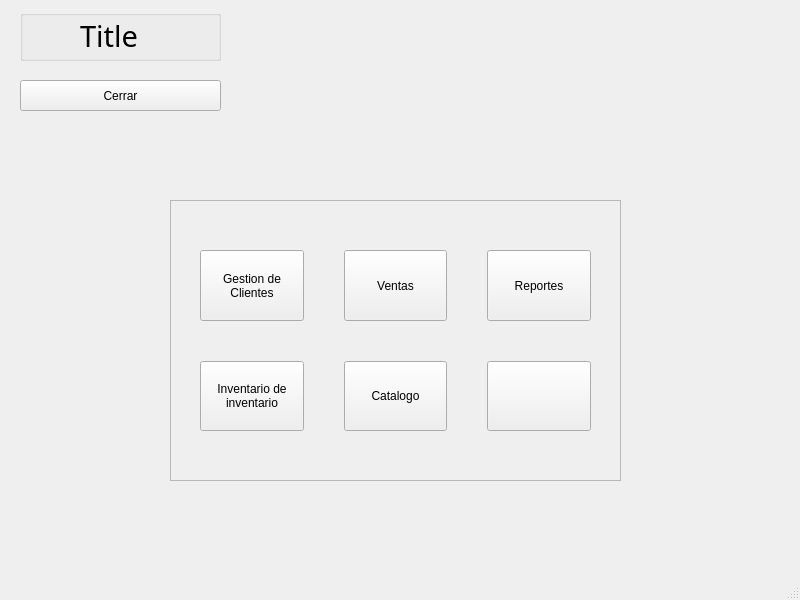
C-Sebastian-M/GLAM_MAKEUP_STORE, file GUI/sub_ventanas/ui/reportes/adminDesigner.ui: the form before one commit.
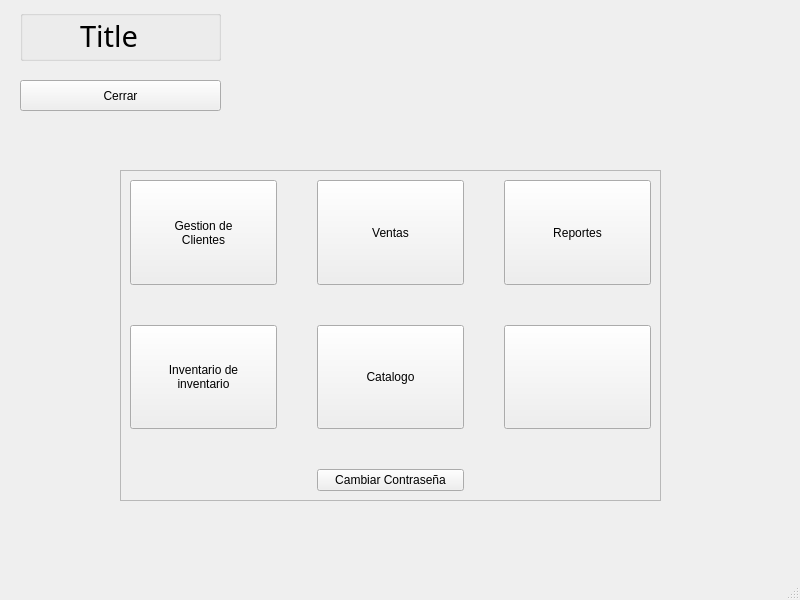
The form after the commit. Icons and pictures are not drawn.

Commit message: Añadiendo boton y ventana para cambiar contraseña

```diff
--- a/GUI/sub_ventanas/ui/reportes/adminDesigner.ui
+++ b/GUI/sub_ventanas/ui/reportes/adminDesigner.ui
@@ -30,10 +30,10 @@
    <widget class="QFrame" name="mainContainer">
     <property name="geometry">
      <rect>
-      <x>170</x>
-      <y>200</y>
-      <width>451</width>
-      <height>281</height>
+      <x>120</x>
+      <y>170</y>
+      <width>541</width>
+      <height>331</height>
      </rect>
     </property>
     <property name="frameShape">
@@ -42,22 +42,16 @@
     <property name="frameShadow">
      <enum>QFrame::Raised</enum>
     </property>
+    <layout class="QVBoxLayout" name="verticalLayout">
+     <item>
     <widget class="QFrame" name="gridFrame">
-     <property name="geometry">
-      <rect>
-       <x>30</x>
-       <y>50</y>
-       <width>391</width>
-       <height>181</height>
-      </rect>
-     </property>
      <property name="sizePolicy">
       <sizepolicy hsizetype="Preferred" vsizetype="Preferred">
        <horstretch>0</horstretch>
        <verstretch>0</verstretch>
       </sizepolicy>
      </property>
-     <layout class="QGridLayout" name="gridLayout" rowstretch="0,0,0" columnstretch="0,0,0,0">
+       <layout class="QGridLayout" name="gridLayout" rowstretch="0,0,0,0" columnstretch="0,0,0,0">
       <property name="sizeConstraint">
        <enum>QLayout::SetDefaultConstraint</enum>
       </property>
@@ -76,6 +70,48 @@
       <property name="spacing">
        <number>40</number>
       </property>
+        <item row="0" column="2">
+         <widget class="QPushButton" name="ventasBtn">
+          <property name="sizePolicy">
+           <sizepolicy hsizetype="Expanding" vsizetype="Expanding">
+            <horstretch>0</horstretch>
+            <verstretch>0</verstretch>
+           </sizepolicy>
+          </property>
+          <property name="text">
+           <string>Ventas</string>
+          </property>
+          <property name="autoDefault">
+           <bool>false</bool>
+          </property>
+         </widget>
+        </item>
+        <item row="0" column="3">
+         <widget class="QPushButton" name="reportesBtn">
+          <property name="sizePolicy">
+           <sizepolicy hsizetype="Expanding" vsizetype="Expanding">
+            <horstretch>0</horstretch>
+            <verstretch>0</verstretch>
+           </sizepolicy>
+          </property>
+          <property name="text">
+           <string>Reportes</string>
+          </property>
+         </widget>
+        </item>
+        <item row="2" column="3">
+         <widget class="QPushButton" name="roleBtn">
+          <property name="sizePolicy">
+           <sizepolicy hsizetype="Expanding" vsizetype="Expanding">
+            <horstretch>0</horstretch>
+            <verstretch>0</verstretch>
+           </sizepolicy>
+          </property>
+          <property name="text">
+           <string/>
+          </property>
+         </widget>
+        </item>
       <item row="0" column="0">
        <widget class="QPushButton" name="gestionBtn">
         <property name="enabled">
@@ -102,19 +138,6 @@
         </property>
        </widget>
       </item>
-      <item row="2" column="2">
-       <widget class="QPushButton" name="catalogoBtn">
-        <property name="sizePolicy">
-         <sizepolicy hsizetype="Expanding" vsizetype="Expanding">
-          <horstretch>0</horstretch>
-          <verstretch>0</verstretch>
-         </sizepolicy>
-        </property>
-        <property name="text">
-         <string>Catalogo</string>
-        </property>
-       </widget>
-      </item>
       <item row="2" column="0">
        <widget class="QPushButton" name="inventarioBtn">
         <property name="sizePolicy">
@@ -129,8 +152,8 @@
         </property>
        </widget>
       </item>
-      <item row="0" column="2">
-       <widget class="QPushButton" name="ventasBtn">
+        <item row="2" column="2">
+         <widget class="QPushButton" name="catalogoBtn">
         <property name="sizePolicy">
          <sizepolicy hsizetype="Expanding" vsizetype="Expanding">
           <horstretch>0</horstretch>
@@ -138,41 +161,21 @@
          </sizepolicy>
         </property>
         <property name="text">
-         <string>Ventas</string>
-        </property>
-        <property name="autoDefault">
-         <bool>false</bool>
-        </property>
-       </widget>
-      </item>
-      <item row="2" column="3">
-       <widget class="QPushButton" name="roleBtn">
-        <property name="sizePolicy">
-         <sizepolicy hsizetype="Expanding" vsizetype="Expanding">
-          <horstretch>0</horstretch>
-          <verstretch>0</verstretch>
-         </sizepolicy>
-        </property>
+           <string>Catalogo</string>
+          </property>
+         </widget>
+        </item>
+        <item row="3" column="2">
+         <widget class="QPushButton" name="cambiarPassBtn">
         <property name="text">
-         <string/>
+           <string>Cambiar Contraseña</string>
         </property>
        </widget>
       </item>
-      <item row="0" column="3">
-       <widget class="QPushButton" name="reportesBtn">
-        <property name="sizePolicy">
-         <sizepolicy hsizetype="Expanding" vsizetype="Expanding">
-          <horstretch>0</horstretch>
-          <verstretch>0</verstretch>
-         </sizepolicy>
-        </property>
-        <property name="text">
-         <string>Reportes</string>
-        </property>
+       </layout>
        </widget>
       </item>
      </layout>
-    </widget>
    </widget>
    <widget class="QGroupBox" name="header">
     <property name="geometry">
```
Lines whose indentation alone changed are shown as unchanged. The commit also changes 2 other files.
